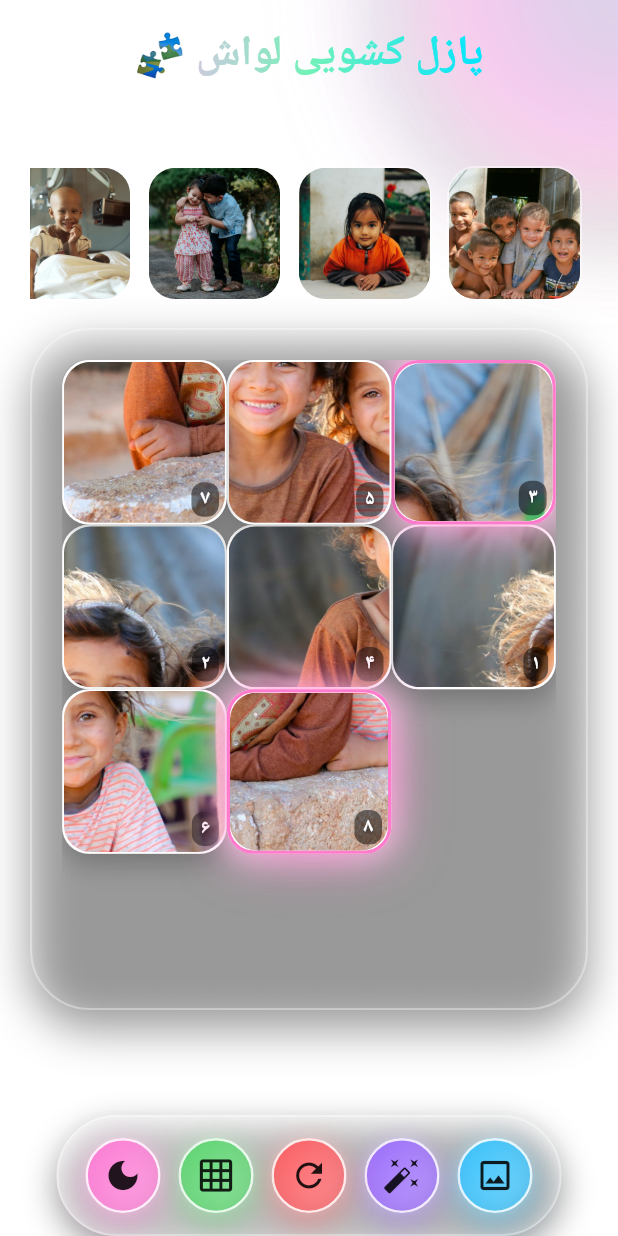
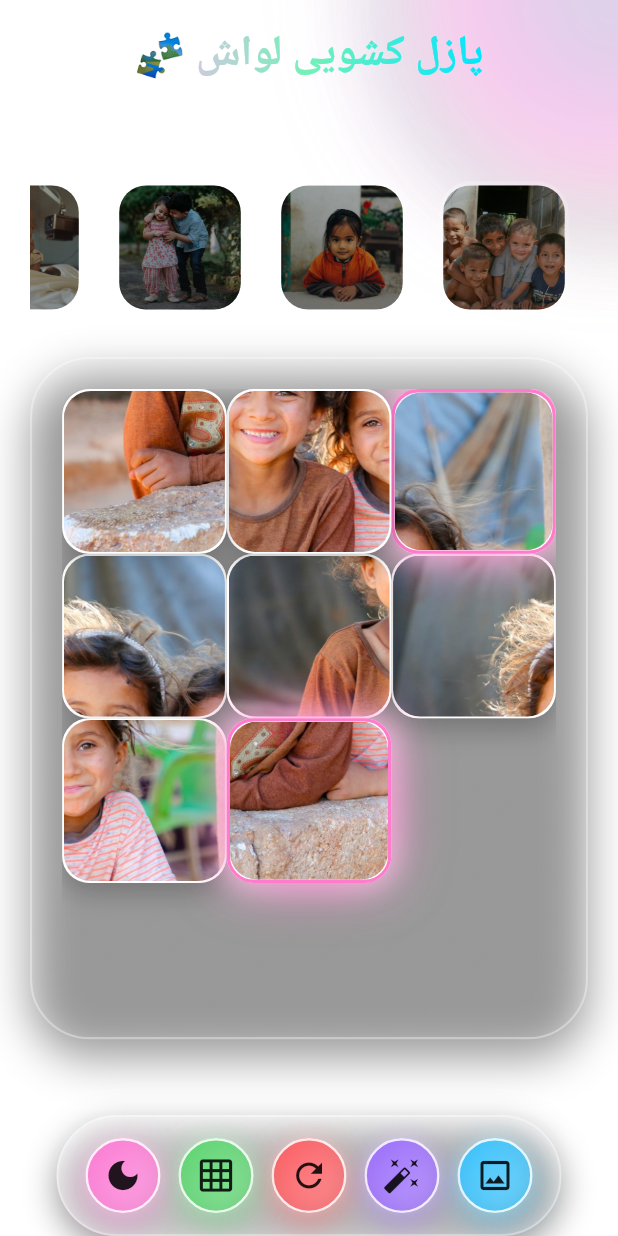
Before and after one commit to kamyarmg/lavash, a Flutter app: the screen it shows after launch, on a phone screen of 412 x 824 dp. Run offline on Flutter 3.47's test engine with Material 3 defaults, Android fonts, the phone set to English and light mode, and no system bars; our stand-ins replace google_fonts, image_picker, shared_preferences; Roboto replaces fonts that are missing (Vazirmatn).

Commit message:
Refactor asset slider to match board width and enhance selection visuals; remove tile number display

```diff
--- a/lib/main.dart
+++ b/lib/main.dart
@@ -490,10 +490,14 @@ class _MainAppState extends State<MainApp> with TickerProviderStateMixin {
                           mainAxisSize: MainAxisSize.min,
                           children: [
                             // باکس های بالایی (زمان، حرکت، رکورد..) بنا به درخواست حذف شدند
-                            _AssetSlider(
+                            // اسلایدر با همان عرض برد (فقط تصاویر assets فعلی)
+                            SizedBox(
+                              width: maxBoard,
+                              child: _AssetSlider(
                                 assets: _assetImages,
                                 selected: _selectedAssetPath,
                                 onSelect: (p) => _loadAssetImage(p),
+                              ),
                             ),
                             const SizedBox(height: 18),
                             Hero(
@@ -570,58 +574,189 @@ class _AssetSlider extends StatelessWidget {
   });
   @override
   Widget build(BuildContext context) {
+    final theme = Theme.of(context);
     return SizedBox(
-      height: 90,
-      child: ListView.separated(
+      height: 110,
+      child: ListView.builder(
         scrollDirection: Axis.horizontal,
-        padding: const EdgeInsets.symmetric(horizontal: 4),
+        padding: const EdgeInsets.symmetric(horizontal: 2),
+        itemCount: assets.length,
         itemBuilder: (c, i) {
           final path = assets[i];
           final isSel = path == selected;
-          return GestureDetector(
+          return _SliderThumb(
+            index: i,
+            path: path,
+            selected: isSel,
             onTap: () => onSelect(path),
+            accent: theme.colorScheme.primary,
+          );
+        },
+      ),
+    );
+  }
+}
+
+class _SliderThumb extends StatefulWidget {
+  final int index;
+  final String path;
+  final bool selected;
+  final VoidCallback onTap;
+  final Color accent;
+  const _SliderThumb({
+    required this.index,
+    required this.path,
+    required this.selected,
+    required this.onTap,
+    required this.accent,
+  });
+  @override
+  State<_SliderThumb> createState() => _SliderThumbState();
+}
+
+class _SliderThumbState extends State<_SliderThumb>
+    with SingleTickerProviderStateMixin {
+  double _hover = 0;
+  late AnimationController _shine;
+  @override
+  void initState() {
+    super.initState();
+    _shine = AnimationController(
+      vsync: this,
+      duration: const Duration(seconds: 5),
+    )..repeat();
+  }
+
+  @override
+  void dispose() {
+    _shine.dispose();
+    super.dispose();
+  }
+
+  void _setHover(bool v) {
+    setState(() => _hover = v ? 1 : 0);
+  }
+
+  @override
+  Widget build(BuildContext context) {
+    final sel = widget.selected;
+    final scale = sel ? 1.0 + 0.06 * (1 - _hover) : 0.90 + 0.07 * _hover;
+    final borderGrad = sel
+        ? LinearGradient(
+            colors: [
+              const Color(0xFFFF80EA),
+              const Color(0xFF00E5FF),
+              const Color(0xFF72F1B8),
+            ],
+            begin: Alignment.topLeft,
+            end: Alignment.bottomRight,
+          )
+        : LinearGradient(
+            colors: [
+              Colors.white.withOpacity(0.28),
+              Colors.white.withOpacity(0.10),
+            ],
+            begin: Alignment.topLeft,
+            end: Alignment.bottomRight,
+          );
+    return Container(
+      width: 96,
+      margin: const EdgeInsets.symmetric(horizontal: 6, vertical: 6),
+      child: MouseRegion(
+        onEnter: (_) => _setHover(true),
+        onExit: (_) => _setHover(false),
+        child: GestureDetector(
+          onTap: widget.onTap,
+          child: AnimatedScale(
+            scale: scale,
+            duration: const Duration(milliseconds: 260),
+            curve: Curves.easeOutBack,
             child: AnimatedContainer(
-              duration: const Duration(milliseconds: 250),
+              duration: const Duration(milliseconds: 380),
               curve: Curves.easeOutCubic,
-              width: 90,
               decoration: BoxDecoration(
-                borderRadius: BorderRadius.circular(20),
-                border: Border.all(
-                  color: isSel
-                      ? const Color(0xFFFF6EC7)
-                      : Colors.white.withOpacity(0.5),
-                  width: isSel ? 3 : 1.2,
-                ),
+                borderRadius: BorderRadius.circular(24),
                 boxShadow: [
-                  if (isSel)
+                  if (sel)
                     BoxShadow(
                       color: const Color(0xFFFF6EC7).withOpacity(0.55),
-                      blurRadius: 18,
-                      offset: const Offset(0, 6),
+                      blurRadius: 22,
+                      offset: const Offset(0, 8),
                     ),
                 ],
               ),
+              child: Stack(
+                children: [
+                  // Outer gradient border
+                  Container(
+                    decoration: BoxDecoration(
+                      borderRadius: BorderRadius.circular(24),
+                      gradient: borderGrad,
+                    ),
+                    padding: const EdgeInsets.all(3),
                     child: ClipRRect(
-                borderRadius: BorderRadius.circular(18),
+                      borderRadius: BorderRadius.circular(20),
                       child: Stack(
                         fit: StackFit.expand,
                         children: [
-                    Image.asset(path, fit: BoxFit.cover),
-                    if (isSel)
+                          Image.asset(widget.path, fit: BoxFit.cover),
+                          // Subtle parallax / shine overlay
+                          AnimatedBuilder(
+                            animation: _shine,
+                            builder: (_, __) {
+                              final t = _shine.value;
+                              return IgnorePointer(
+                                child: Container(
+                                  decoration: BoxDecoration(
+                                    gradient: LinearGradient(
+                                      begin: Alignment(-1 + 2 * t, -1),
+                                      end: Alignment(1 + 2 * t, 1),
+                                      colors: [
+                                        Colors.white.withOpacity(0.0),
+                                        Colors.white.withOpacity(
+                                          sel ? 0.18 : 0.07,
+                                        ),
+                                        Colors.white.withOpacity(0.0),
+                                      ],
+                                    ),
+                                  ),
+                                ),
+                              );
+                            },
+                          ),
+                          // Dark overlay when not selected
+                          if (!sel)
                             Container(
                               decoration: BoxDecoration(
-                          borderRadius: BorderRadius.circular(18),
                                 gradient: LinearGradient(
                                   colors: [
-                              Colors.black.withOpacity(0.0),
-                              Colors.black.withOpacity(0.35),
+                                    Colors.black.withOpacity(0.25),
+                                    Colors.black.withOpacity(0.45),
                                   ],
                                   begin: Alignment.topCenter,
                                   end: Alignment.bottomCenter,
                                 ),
                               ),
                             ),
-                    if (isSel)
+                          // Selection bottom glow & icon
+                          if (sel)
+                            Align(
+                              alignment: Alignment.bottomCenter,
+                              child: Container(
+                                height: 42,
+                                decoration: BoxDecoration(
+                                  gradient: LinearGradient(
+                                    begin: Alignment.topCenter,
+                                    end: Alignment.bottomCenter,
+                                    colors: [
+                                      Colors.transparent,
+                                      const Color(0xFF141414).withOpacity(0.65),
+                                    ],
+                                  ),
+                                ),
+                              ),
+                            ),
+                          if (sel)
                             const Align(
                               alignment: Alignment.bottomCenter,
                               child: Padding(
@@ -629,7 +764,12 @@ class _AssetSlider extends StatelessWidget {
                                 child: Icon(
                                   Icons.check_circle,
                                   color: Colors.white,
-                            size: 26,
+                                  size: 28,
+                                ),
+                              ),
+                            ),
+                          // شماره اسلاید حذف شد
+                        ],
                       ),
                     ),
                   ),
@@ -637,10 +777,7 @@ class _AssetSlider extends StatelessWidget {
               ),
             ),
           ),
-          );
-        },
-        separatorBuilder: (_, __) => const SizedBox(width: 10),
-        itemCount: assets.length,
+        ),
       ),
     );
   }
@@ -750,7 +887,7 @@ class _PuzzleView extends StatelessWidget {
           dimension: dimension,
           correctRow: correctRow,
           correctCol: correctCol,
-          showNumber: true,
+          showNumber: false,
           index: tile.correctIndex,
           isCorrect: tile.inCorrectPlace,
           slice:
@@ -844,36 +981,7 @@ class _TileContent extends StatelessWidget {
                           ),
                         )
                       : const SizedBox.shrink())),
-            if (showNumber)
-              Align(
-                alignment: Alignment.bottomRight,
-                child: Container(
-                  margin: const EdgeInsets.all(4),
-                  padding: const EdgeInsets.symmetric(
-                    horizontal: 6,
-                    vertical: 2,
-                  ),
-                  decoration: BoxDecoration(
-                    color: Colors.black.withOpacity(0.50),
-                    borderRadius: BorderRadius.circular(8),
-                  ),
-                  child: Text(
-                    _toFaDigits(index + 1),
-                    style: const TextStyle(
-                      color: Colors.white,
-                      fontSize: 13,
-                      fontWeight: FontWeight.bold,
-                      shadows: [
-                        Shadow(
-                          color: Colors.black54,
-                          blurRadius: 4,
-                          offset: Offset(0, 1),
-                        ),
-                      ],
-                    ),
-                  ),
-                ),
-              ),
+            // شماره تایل حذف شد
             // افکت اختصاصی حالت بدون تصویر حذف شد
           ],
         ),
```
Lines whose indentation alone changed are shown as unchanged.
